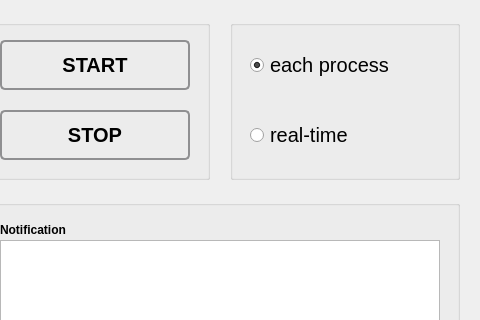
truongvu1866/Tu_duy_cong_nghe, file UI/mainui.ui: the form before one commit; both pictures show x 800 to 1280 and y 0 to 320 of the 1280 by 720 pixel window.
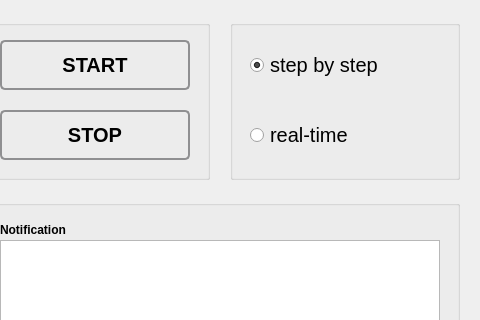
The form after the commit.

```diff
--- a/UI/mainui.ui
+++ b/UI/mainui.ui
@@ -613,7 +613,7 @@
      </font>
     </property>
     <property name="text">
-     <string>each process</string>
+     <string>step by step</string>
     </property>
     <property name="checked">
      <bool>true</bool>
```
